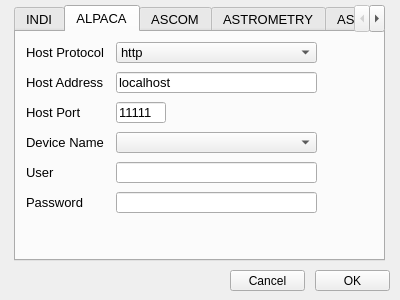
Before: the Qt Designer form mw4/gui/widgets/devicePopup.ui in mworion/MountWizzard4, drawn with Qt 5.
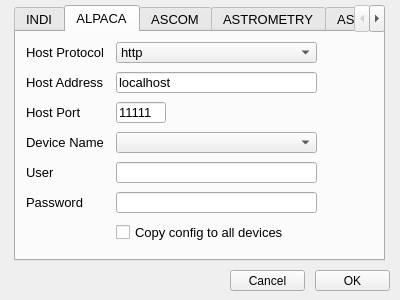
After: the same form once the commit is applied.

The edit to the form file:
```diff
--- a/mw4/gui/widgets/devicePopup.ui
+++ b/mw4/gui/widgets/devicePopup.ui
@@ -636,6 +636,39 @@
       </rect>
      </property>
     </widget>
+    <widget class="QCheckBox" name="alpacaCopyConfig">
+     <property name="enabled">
+      <bool>true</bool>
+     </property>
+     <property name="geometry">
+      <rect>
+       <x>100</x>
+       <y>190</y>
+       <width>201</width>
+       <height>20</height>
+      </rect>
+     </property>
+     <property name="font">
+      <font>
+       <pointsize>10</pointsize>
+      </font>
+     </property>
+     <property name="toolTip">
+      <string>&lt;html&gt;&lt;head/&gt;&lt;body&gt;&lt;p&gt;Checked if you would like to enable blind solver function in SGPro&lt;/p&gt;&lt;/body&gt;&lt;/html&gt;</string>
+     </property>
+     <property name="layoutDirection">
+      <enum>Qt::LeftToRight</enum>
+     </property>
+     <property name="text">
+      <string>Copy config to all devices</string>
+     </property>
+     <property name="checked">
+      <bool>false</bool>
+     </property>
+     <property name="tristate">
+      <bool>false</bool>
+     </property>
+    </widget>
    </widget>
    <widget class="QWidget" name="ASCOM">
     <attribute name="title">
```
Left out of the diff: 33 changed lines with no effect on the pictures.
